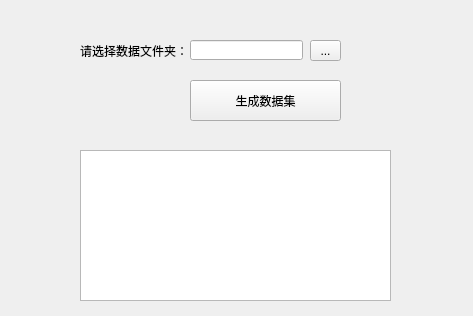
Goodccccl/Neural_Network_software, file uis/segment_train_dataset.ui: the form before one commit.
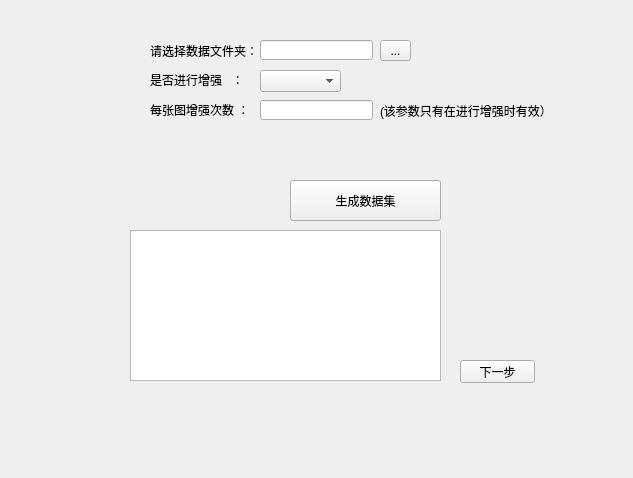
The form after the commit.

```diff
--- a/uis/segment_train_dataset.ui
+++ b/uis/segment_train_dataset.ui
@@ -6,18 +6,41 @@
    <rect>
     <x>0</x>
     <y>0</y>
-    <width>473</width>
-    <height>316</height>
+    <width>633</width>
+    <height>478</height>
    </rect>
   </property>
   <property name="windowTitle">
-   <string>Creating dataset</string>
+   <string>Creating Segment Dataset</string>
   </property>
+  <widget class="QLabel" name="label">
+   <property name="geometry">
+    <rect>
+     <x>150</x>
+     <y>40</y>
+     <width>121</width>
+     <height>21</height>
+    </rect>
+   </property>
+   <property name="text">
+    <string>请选择数据文件夹：</string>
+   </property>
+  </widget>
+  <widget class="QPlainTextEdit" name="plainTextEdit">
+   <property name="geometry">
+    <rect>
+     <x>130</x>
+     <y>230</y>
+     <width>311</width>
+     <height>151</height>
+    </rect>
+   </property>
+  </widget>
   <widget class="QPushButton" name="pushButton_creat_segment_dataset">
    <property name="geometry">
     <rect>
-     <x>190</x>
-     <y>80</y>
+     <x>290</x>
+     <y>180</y>
      <width>151</width>
      <height>41</height>
     </rect>
@@ -26,23 +49,46 @@
     <string>生成数据集</string>
    </property>
   </widget>
-  <widget class="QLabel" name="label">
+  <widget class="QComboBox" name="comboBox_augment">
    <property name="geometry">
     <rect>
-     <x>80</x>
+     <x>260</x>
+     <y>70</y>
+     <width>81</width>
+     <height>22</height>
+    </rect>
+   </property>
+   <property name="currentIndex">
+    <number>-1</number>
+   </property>
+   <item>
+    <property name="text">
+     <string>True</string>
+    </property>
+   </item>
+   <item>
+    <property name="text">
+     <string>False</string>
+    </property>
+   </item>
+  </widget>
+  <widget class="QLineEdit" name="segment_inputdata_path">
+   <property name="geometry">
+    <rect>
+     <x>260</x>
      <y>40</y>
-     <width>121</width>
-     <height>21</height>
+     <width>113</width>
+     <height>20</height>
     </rect>
    </property>
    <property name="text">
-    <string>请选择数据文件夹：</string>
+    <string/>
    </property>
   </widget>
   <widget class="QToolButton" name="toolButton_select_inputdata_dir">
    <property name="geometry">
     <rect>
-     <x>310</x>
+     <x>380</x>
      <y>40</y>
      <width>31</width>
      <height>21</height>
@@ -52,28 +98,70 @@
     <string>...</string>
    </property>
   </widget>
-  <widget class="QLineEdit" name="segment_inputdata_path">
+  <widget class="QLabel" name="label_3">
    <property name="geometry">
     <rect>
-     <x>190</x>
-     <y>40</y>
+     <x>150</x>
+     <y>70</y>
+     <width>101</width>
+     <height>20</height>
+    </rect>
+   </property>
+   <property name="text">
+    <string>是否进行增强   ：</string>
+   </property>
+  </widget>
+  <widget class="QPushButton" name="pushButton_next">
+   <property name="geometry">
+    <rect>
+     <x>460</x>
+     <y>360</y>
+     <width>75</width>
+     <height>23</height>
+    </rect>
+   </property>
+   <property name="text">
+    <string>下一步</string>
+   </property>
+  </widget>
+  <widget class="QLabel" name="label_4">
+   <property name="geometry">
+    <rect>
+     <x>150</x>
+     <y>100</y>
+     <width>101</width>
+     <height>20</height>
+    </rect>
+   </property>
+   <property name="text">
+    <string>每张图增强次数 ：</string>
+   </property>
+  </widget>
+  <widget class="QLineEdit" name="lineEdit_augmentNb">
+   <property name="geometry">
+    <rect>
+     <x>260</x>
+     <y>100</y>
      <width>113</width>
      <height>20</height>
     </rect>
    </property>
-   <property name="text">
-    <string/>
-   </property>
   </widget>
-  <widget class="QPlainTextEdit" name="plainTextEdit">
+  <widget class="QLabel" name="label_2">
    <property name="geometry">
     <rect>
-     <x>80</x>
-     <y>150</y>
-     <width>311</width>
-     <height>151</height>
+     <x>380</x>
+     <y>100</y>
+     <width>181</width>
+     <height>21</height>
     </rect>
    </property>
+   <property name="text">
+    <string>(该参数只有在进行增强时有效）</string>
+   </property>
+   <property name="textFormat">
+    <enum>Qt::AutoText</enum>
+   </property>
   </widget>
  </widget>
  <resources/>
```
